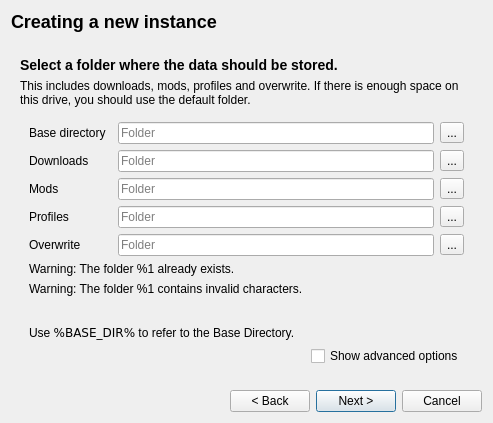
The window that modorganizer/src/createinstancedialog.ui (Holt59/mo2-merge) describes before a commit, drawn with Qt 5.
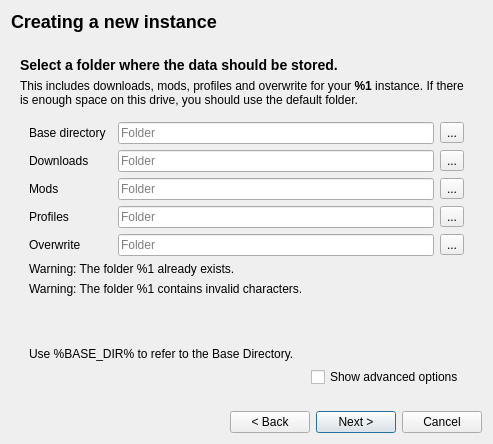
The same window after the commit. The open tabs and pages were chosen to show the change.

Commit message: [modorganizer] move to next page when clicking a game add game name in the label in the paths page can't use canonicalPath(), path might not exist

```diff
--- a/modorganizer/src/createinstancedialog.ui
+++ b/modorganizer/src/createinstancedialog.ui
@@ -7,7 +7,7 @@
     <x>0</x>
     <y>0</y>
     <width>493</width>
-    <height>423</height>
+    <height>444</height>
    </rect>
   </property>
   <property name="windowTitle">
@@ -511,7 +511,7 @@
           <item>
            <widget class="QLabel" name="label_7">
             <property name="text">
-             <string>This includes downloads, mods, profiles and overwrite. If there is enough space on this drive, you should use the default folder.</string>
+             <string>This includes downloads, mods, profiles and overwrite for your &lt;b&gt;%1&lt;/b&gt; instance. If there is enough space on this drive, you should use the default folder.</string>
             </property>
             <property name="wordWrap">
              <bool>true</bool>
@@ -744,7 +744,7 @@
                  <item row="8" column="0" colspan="4">
                   <widget class="QLabel" name="label_11">
                    <property name="text">
-                    <string>Use &lt;code&gt;%BASE_DIR%&lt;/code&gt; to refer to the Base Directory.</string>
+                    <string>Use %BASE_DIR% to refer to the Base Directory.</string>
                    </property>
                   </widget>
                  </item>
```
Left out of the diff: 7 changed lines with no effect on the pictures. The commit also changes 2 other files.
